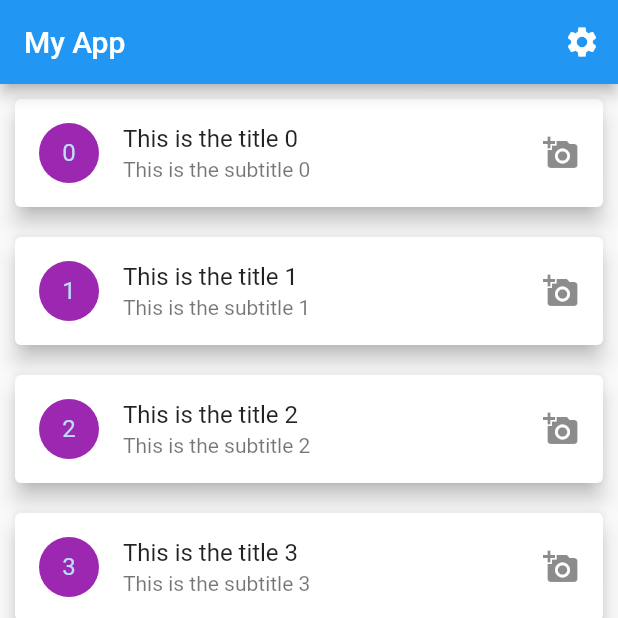
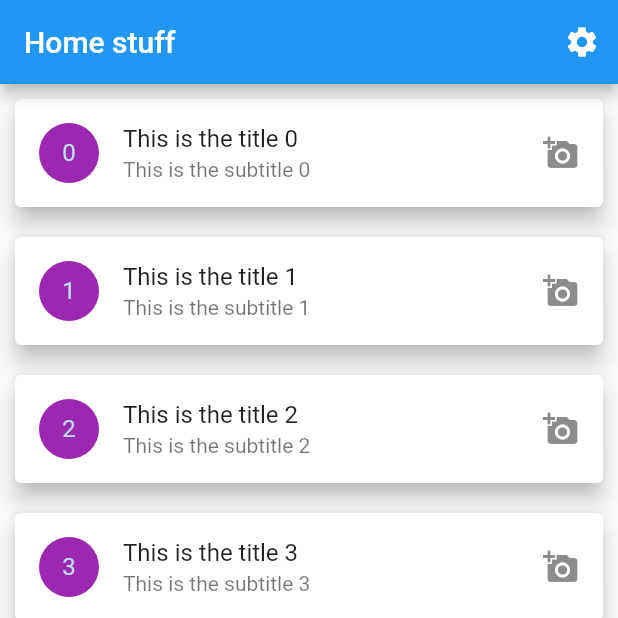
Before and after one commit to nicualex/Manhattan, a Flutter app: the screen it shows after launch, on a phone screen of 412 x 824 dp, the top half of it. Run offline on Flutter 3.47's test engine with Material 2 defaults, Android fonts, the phone set to English and light mode, and no system bars; our stand-ins replace firebase_core, flutter_blue; accounts and stored records are empty.

Commit message:
updates1

```diff
--- a/lib/main.dart
+++ b/lib/main.dart
@@ -24,6 +24,7 @@ class MyApp extends StatelessWidget {
             }
             //return Connect(state: state);
             return Home();
+
           }),
     );
   }
--- a/lib/screens/connect/connect.dart
+++ b/lib/screens/connect/connect.dart
@@ -29,7 +29,7 @@ Widget build(BuildContext context) {
             color: Colors.white54,
           ),
           Text(
-            'Bluetooth Adapter is ${state != null ? state.toString().substring(15) : 'not available'}.',
+            'Bluetooth Adapter is ${state != null ? state.toString().substring(15) : 'not  available'}.',
           ),
         ],
       ),
--- a/lib/screens/home/home.dart
+++ b/lib/screens/home/home.dart
@@ -15,7 +15,7 @@ class Home extends StatelessWidget {
   Widget build(BuildContext context) {
     return Scaffold(
       appBar: AppBar(
-        title: Text('My App'),
+        title: Text('Home stuff'),
         actions: <Widget>[
           IconButton(
             icon: Icon(
```
